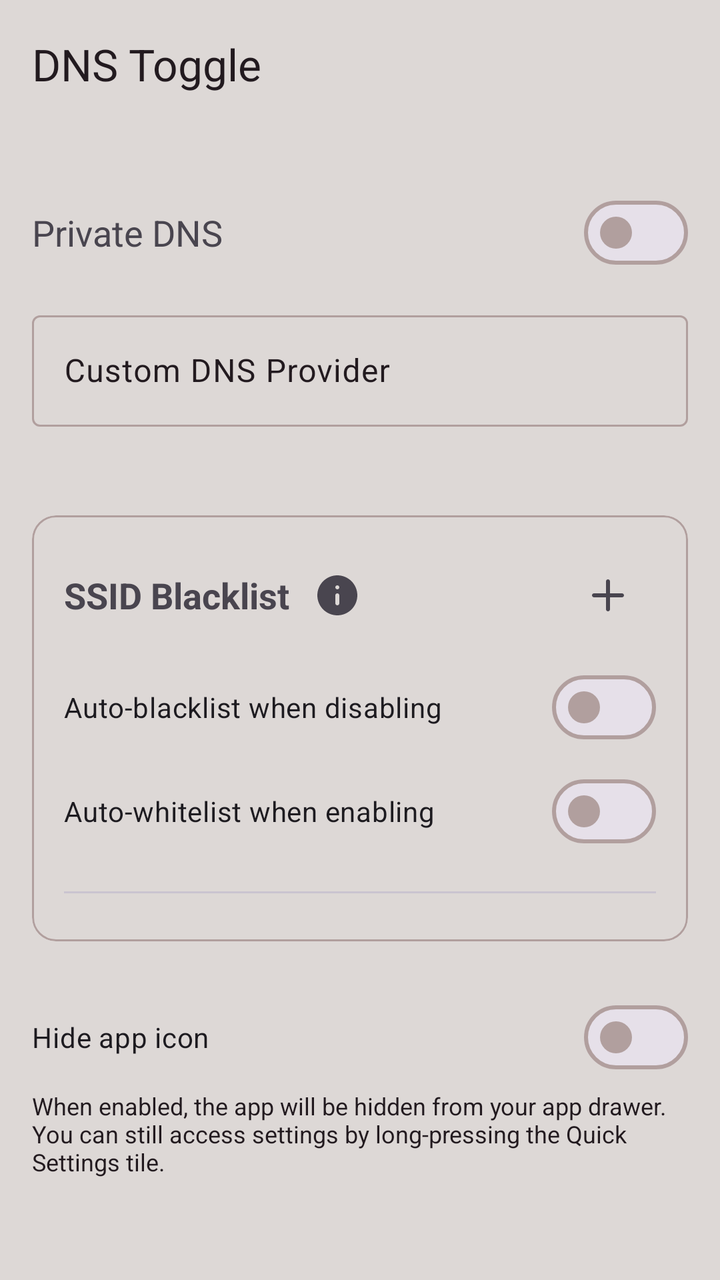
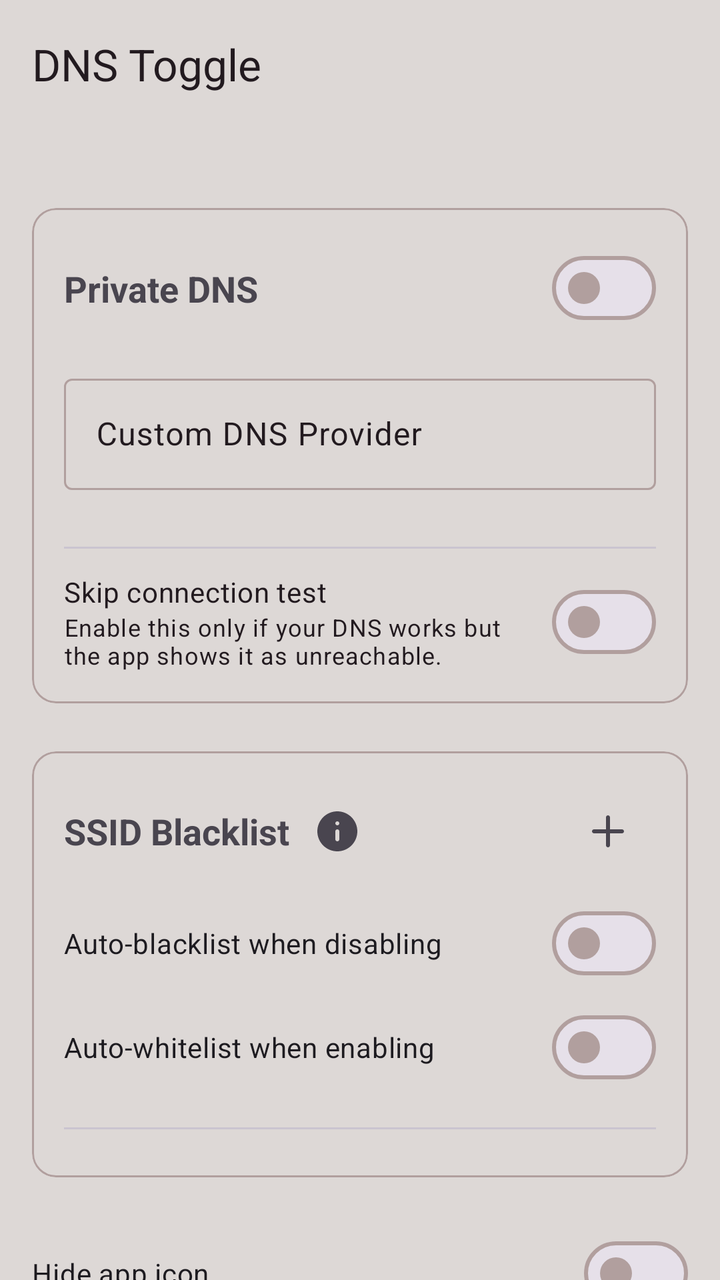

Compare the two renders of this Android layout. The source of the first and the diff that turns it into the second are given below.
<!-- AndroidManifest.xml: activity theme Theme.DNSToggle -->
<!-- res/layout/activity_main.xml -->
<?xml version="1.0" encoding="utf-8"?>
<androidx.coordinatorlayout.widget.CoordinatorLayout xmlns:android="http://schemas.android.com/apk/res/android"
    xmlns:app="http://schemas.android.com/apk/res-auto"
    xmlns:tools="http://schemas.android.com/tools"
    android:id="@+id/main"
    android:layout_width="match_parent"
    android:layout_height="match_parent"
    android:fitsSystemWindows="false"
    tools:context=".MainActivity">

    <com.google.android.material.appbar.AppBarLayout
        android:id="@+id/appBarLayout"
        android:layout_width="match_parent"
        android:layout_height="wrap_content"
        android:fitsSystemWindows="true">

        <com.google.android.material.appbar.MaterialToolbar
            android:id="@+id/topAppBar"
            android:layout_width="match_parent"
            android:layout_height="?attr/actionBarSize"
            app:title="@string/app_name" />

    </com.google.android.material.appbar.AppBarLayout>

    <androidx.core.widget.NestedScrollView
        android:layout_width="match_parent"
        android:layout_height="match_parent"
        app:layout_behavior="@string/appbar_scrolling_view_behavior">

        <androidx.constraintlayout.widget.ConstraintLayout
            android:layout_width="match_parent"
            android:layout_height="wrap_content"
            android:padding="16dp">

            <com.google.android.material.card.MaterialCardView
                android:id="@+id/cardMainPermission"
                android:layout_width="match_parent"
                android:layout_height="wrap_content"
                android:visibility="gone"
                app:cardBackgroundColor="?attr/colorSecondaryContainer"
                app:strokeColor="?attr/warning_color"
                app:strokeWidth="1.5dp"
                app:cardElevation="0dp"
                app:layout_constraintTop_toTopOf="parent"
                app:layout_constraintStart_toStartOf="parent"
                app:layout_constraintEnd_toEndOf="parent">

                <LinearLayout
                    android:layout_width="match_parent"
                    android:layout_height="wrap_content"
                    android:orientation="horizontal"
                    android:padding="12dp"
                    android:gravity="center_vertical">

                    <ImageView
                        android:layout_width="24dp"
                        android:layout_height="24dp"
                        android:src="@drawable/ic_warning"
                        android:contentDescription="@null"
                        app:tint="?attr/warning_color" />

                    <LinearLayout
                        android:layout_width="0dp"
                        android:layout_height="wrap_content"
                        android:layout_weight="1"
                        android:orientation="vertical"
                        android:layout_marginStart="12dp"
                        android:layout_marginEnd="12dp">

                        <TextView
                            android:layout_width="wrap_content"
                            android:layout_height="wrap_content"
                            android:text="@string/main_permission_title"
                            android:textStyle="bold"
                            android:textColor="?attr/colorOnSecondaryContainer" />

                        <TextView
                            android:layout_width="wrap_content"
                            android:layout_height="wrap_content"
                            android:text="@string/main_permission_message"
                            android:textSize="12sp"
                            android:textColor="?attr/colorOnSecondaryContainer" />
                    </LinearLayout>

                    <Button
                        android:id="@+id/btnFixMainPermission"
                        style="@style/Widget.Material3.Button.TextButton"
                        android:layout_width="wrap_content"
                        android:layout_height="wrap_content"
                        android:text="@string/btn_fix_permission"
                        android:textColor="?attr/warning_color" />
                </LinearLayout>
            </com.google.android.material.card.MaterialCardView>

            <TextView
                android:id="@+id/tvToggleLabel"
                android:layout_width="wrap_content"
                android:layout_height="wrap_content"
                android:text="@string/private_dns"
                android:textSize="18sp"
                android:layout_marginTop="24dp"
                app:layout_constraintStart_toStartOf="parent"
                app:layout_constraintTop_toBottomOf="@id/cardMainPermission" />

            <com.google.android.material.materialswitch.MaterialSwitch
                android:id="@+id/switchPrivateDns"
                android:layout_width="wrap_content"
                android:layout_height="wrap_content"
                app:layout_constraintEnd_toEndOf="parent"
                app:layout_constraintTop_toTopOf="@id/tvToggleLabel"
                app:layout_constraintBottom_toBottomOf="@id/tvToggleLabel" />

            <com.google.android.material.progressindicator.CircularProgressIndicator
                android:id="@+id/progressRootAction"
                android:layout_width="24dp"
                android:layout_height="24dp"
                android:indeterminate="true"
                android:visibility="gone"
                app:indicatorSize="24dp"
                app:layout_constraintEnd_toStartOf="@id/switchPrivateDns"
                app:layout_constraintTop_toTopOf="@id/switchPrivateDns"
                app:layout_constraintBottom_toBottomOf="@id/switchPrivateDns"
                android:layout_marginEnd="8dp" />

            <com.google.android.material.textfield.TextInputLayout
                android:id="@+id/tilCustomDns"
                android:layout_width="match_parent"
                android:layout_height="wrap_content"
                android:layout_marginTop="24dp"
                android:hint="@string/custom_dns_provider"
                app:errorEnabled="true"
                app:helperTextEnabled="true"
                app:errorIconDrawable="@drawable/ic_warning"
                app:layout_constraintTop_toBottomOf="@id/tvToggleLabel"
                app:layout_constraintStart_toStartOf="parent"
                app:layout_constraintEnd_toEndOf="parent">

                <com.google.android.material.textfield.TextInputEditText
                    android:id="@+id/inputCustomDns"
                    android:layout_width="match_parent"
                    android:layout_height="wrap_content"
                    android:inputType="textUri" />
            </com.google.android.material.textfield.TextInputLayout>

            <com.google.android.material.card.MaterialCardView
                android:id="@+id/cardSsidBlacklist"
                android:layout_width="match_parent"
                android:layout_height="wrap_content"
                android:layout_marginTop="24dp"
                app:cardCornerRadius="12dp"
                app:cardElevation="0dp"
                app:strokeWidth="1dp"
                app:strokeColor="?attr/colorOutline"
                app:layout_constraintTop_toBottomOf="@id/tilCustomDns"
                app:layout_constraintStart_toStartOf="parent"
                app:layout_constraintEnd_toEndOf="parent">

                <LinearLayout
                    android:layout_width="match_parent"
                    android:layout_height="wrap_content"
                    android:orientation="vertical"
                    android:padding="16dp">

                    <RelativeLayout
                        android:layout_width="match_parent"
                        android:layout_height="wrap_content">

                        <TextView
                            android:id="@+id/tvSsidBlacklistTitle"
                            android:layout_width="wrap_content"
                            android:layout_height="wrap_content"
                            android:text="@string/ssid_blacklist_title"
                            android:textSize="18sp"
                            android:textStyle="bold"
                            android:layout_centerVertical="true"
                            android:layout_alignParentStart="true" />

                        <ImageButton
                            android:id="@+id/btnSsidInfo"
                            android:layout_width="48dp"
                            android:layout_height="48dp"
                            android:layout_toEndOf="@id/tvSsidBlacklistTitle"
                            android:layout_centerVertical="true"
                            android:background="?attr/selectableItemBackgroundBorderless"
                            android:src="@drawable/ic_info"
                            android:contentDescription="@string/info_content_description" />

                        <ImageButton
                            android:id="@+id/btnAddSsid"
                            android:layout_width="48dp"
                            android:layout_height="48dp"
                            android:layout_alignParentEnd="true"
                            android:background="?attr/selectableItemBackgroundBorderless"
                            android:src="@drawable/ic_add"
                            android:contentDescription="@string/add_ssid" />
                    </RelativeLayout>

                    <com.google.android.material.materialswitch.MaterialSwitch
                        android:id="@+id/switchAutoBlacklist"
                        android:layout_width="match_parent"
                        android:layout_height="wrap_content"
                        android:layout_marginTop="8dp"
                        android:text="@string/auto_blacklist_on_disable" />

                    <com.google.android.material.materialswitch.MaterialSwitch
                        android:id="@+id/switchAutoWhitelist"
                        android:layout_width="match_parent"
                        android:layout_height="wrap_content"
                        android:layout_marginTop="4dp"
                        android:text="@string/auto_whitelist_on_enable" />

                    <TextView
                        android:id="@+id/tvPermissionNotice"
                        android:layout_width="match_parent"
                        android:layout_height="wrap_content"
                        android:layout_marginTop="8dp"
                        android:text="@string/grant_permission_notice"
                        android:textColor="?attr/colorError"
                        android:visibility="gone" />

                    <Button
                        android:id="@+id/btnGrantPermission"
                        style="@style/Widget.Material3.Button.TextButton"
                        android:layout_width="wrap_content"
                        android:layout_height="wrap_content"
                        android:text="@string/grant_permission_button"
                        android:visibility="gone" />

                    <View
                        android:id="@+id/dividerSsidList"
                        android:layout_width="match_parent"
                        android:layout_height="1dp"
                        android:layout_marginTop="16dp"
                        android:background="?attr/colorOutlineVariant" />

                    <LinearLayout
                        android:id="@+id/ssidListContainer"
                        android:layout_width="match_parent"
                        android:layout_height="wrap_content"
                        android:orientation="vertical"
                        android:layout_marginTop="8dp" />

                </LinearLayout>
            </com.google.android.material.card.MaterialCardView>

            <com.google.android.material.materialswitch.MaterialSwitch
                android:id="@+id/switchHideLauncher"
                android:layout_width="match_parent"
                android:layout_height="wrap_content"
                android:layout_marginTop="24dp"
                android:text="@string/hide_launcher_icon"
                app:layout_constraintTop_toBottomOf="@id/cardSsidBlacklist"
                app:layout_constraintStart_toStartOf="parent"
                app:layout_constraintEnd_toEndOf="parent" />

            <TextView
                android:id="@+id/tvHideLauncherSummary"
                android:layout_width="match_parent"
                android:layout_height="wrap_content"
                android:layout_marginTop="2dp"
                android:text="@string/hide_launcher_icon_summary"
                android:textSize="12sp"
                android:textColor="?attr/colorOnSurfaceVariant"
                app:layout_constraintTop_toBottomOf="@id/switchHideLauncher"
                app:layout_constraintStart_toStartOf="parent"
                app:layout_constraintEnd_toEndOf="parent" />

        </androidx.constraintlayout.widget.ConstraintLayout>
    </androidx.core.widget.NestedScrollView>

</androidx.coordinatorlayout.widget.CoordinatorLayout>
<!-- resources referenced by this layout -->
<resources>
  <!-- drawable ic_add (drawable) -->
  <vector xmlns:android="http://schemas.android.com/apk/res/android"
      android:width="24dp"
      android:height="24dp"
      android:viewportWidth="24"
      android:viewportHeight="24"
      android:tint="?attr/colorControlNormal">
      <path
          android:fillColor="@android:color/white"
          android:pathData="M11,13L5,13c-0.55,0 -1,-0.45 -1,-1s0.45,-1 1,-1h6V5c0,-0.55 0.45,-1 1,-1s1,0.45 1,1v6h6c0.55,0 1,0.45 1,1s-0.45,1 -1,1h-6v6c0,0.55 -0.45,1 -1,1s-1,-0.45 -1,-1v-6z"/>
  </vector>
  <!-- drawable ic_info (drawable) -->
  <vector xmlns:android="http://schemas.android.com/apk/res/android"
      android:width="24dp"
      android:height="24dp"
      android:viewportWidth="24"
      android:viewportHeight="24"
      android:tint="?attr/colorControlNormal">
      <path
          android:fillColor="@android:color/white"
          android:pathData="M12,2C6.48,2 2,6.48 2,12s4.48,10 10,10 10,-4.48 10,-10S17.52,2 12,2zM12,17c-0.55,0 -1,-0.45 -1,-1v-4c0,-0.55 0.45,-1 1,-1s1,0.45 1,1v4C13,16.55 12.55,17 12,17zM12,9c-0.55,0 -1,-0.45 -1,-1s0.45,-1 1,-1s1,0.45 1,1S12.55,9 12,9z"/>
  </vector>
  <!-- drawable ic_warning (drawable) -->
  <vector xmlns:android="http://schemas.android.com/apk/res/android"
      android:width="24dp"
      android:height="24dp"
      android:viewportWidth="24"
      android:viewportHeight="24"
      android:tint="?attr/colorControlNormal">
    <path
        android:fillColor="@android:color/white"
        android:pathData="M2.73,21h18.53c1.14,0 1.86,-1.21 1.28,-2.18L13.28,3.51c-0.57,-0.96 -1.99,-0.96 -2.57,0L1.46,18.82c-0.59,0.97 0.13,2.18 1.27,2.18zM13,18h-2v-2h2v2zM13,14h-2v-4h2v4z"/>
  </vector>
  <string name="add_ssid">Add SSID</string>
  <string name="app_name">DNS Toggle</string>
  <string name="auto_blacklist_on_disable">Auto-blacklist when disabling</string>
  <string name="auto_whitelist_on_enable">Auto-whitelist when enabling</string>
  <string name="btn_fix_permission">Fix</string>
  <string name="custom_dns_provider">Custom DNS Provider</string>
  <string name="grant_permission_button">Grant Permissions</string>
  <string name="grant_permission_notice">Location/Nearby permission (including background) required to verify the Wi-Fi SSID.</string>
  <string name="hide_launcher_icon">Hide app icon</string>
  <string name="hide_launcher_icon_summary">When enabled, the app will be hidden from your app drawer. You can still access settings by long-pressing the Quick Settings tile.</string>
  <string name="info_content_description">More information</string>
  <string name="main_permission_message">The app needs a special permission to change Private DNS settings.</string>
  <string name="main_permission_title">System Settings Permission Required</string>
  <string name="private_dns">Private DNS</string>
  <string name="ssid_blacklist_title">SSID Blacklist</string>
  <color name="light_accent">#6d0a1f</color>
  <color name="white">#FFFFFFFF</color>
  <color name="light_border">#b19f9e</color>
  <color name="light_text">#221a1f</color>
  <color name="light_background">#ddd8d6</color>
  <color name="warning_color">#a35b12</color>
  <!-- unchanged entries left out for length: 1 -->
</resources>

<!-- the commit's change to res/layout/activity_main.xml (unified diff, before → after) -->
@@ -92,58 +92,8 @@
                 </LinearLayout>
             </com.google.android.material.card.MaterialCardView>
 
-            <TextView
-                android:id="@+id/tvToggleLabel"
-                android:layout_width="wrap_content"
-                android:layout_height="wrap_content"
-                android:text="@string/private_dns"
-                android:textSize="18sp"
-                android:layout_marginTop="24dp"
-                app:layout_constraintStart_toStartOf="parent"
-                app:layout_constraintTop_toBottomOf="@id/cardMainPermission" />
-
-            <com.google.android.material.materialswitch.MaterialSwitch
-                android:id="@+id/switchPrivateDns"
-                android:layout_width="wrap_content"
-                android:layout_height="wrap_content"
-                app:layout_constraintEnd_toEndOf="parent"
-                app:layout_constraintTop_toTopOf="@id/tvToggleLabel"
-                app:layout_constraintBottom_toBottomOf="@id/tvToggleLabel" />
-
-            <com.google.android.material.progressindicator.CircularProgressIndicator
-                android:id="@+id/progressRootAction"
-                android:layout_width="24dp"
-                android:layout_height="24dp"
-                android:indeterminate="true"
-                android:visibility="gone"
-                app:indicatorSize="24dp"
-                app:layout_constraintEnd_toStartOf="@id/switchPrivateDns"
-                app:layout_constraintTop_toTopOf="@id/switchPrivateDns"
-                app:layout_constraintBottom_toBottomOf="@id/switchPrivateDns"
-                android:layout_marginEnd="8dp" />
-
-            <com.google.android.material.textfield.TextInputLayout
-                android:id="@+id/tilCustomDns"
-                android:layout_width="match_parent"
-                android:layout_height="wrap_content"
-                android:layout_marginTop="24dp"
-                android:hint="@string/custom_dns_provider"
-                app:errorEnabled="true"
-                app:helperTextEnabled="true"
-                app:errorIconDrawable="@drawable/ic_warning"
-                app:layout_constraintTop_toBottomOf="@id/tvToggleLabel"
-                app:layout_constraintStart_toStartOf="parent"
-                app:layout_constraintEnd_toEndOf="parent">
-
-                <com.google.android.material.textfield.TextInputEditText
-                    android:id="@+id/inputCustomDns"
-                    android:layout_width="match_parent"
-                    android:layout_height="wrap_content"
-                    android:inputType="textUri" />
-            </com.google.android.material.textfield.TextInputLayout>
-
             <com.google.android.material.card.MaterialCardView
-                android:id="@+id/cardSsidBlacklist"
+                android:id="@+id/cardDnsSettings"
                 android:layout_width="match_parent"
                 android:layout_height="wrap_content"
                 android:layout_marginTop="24dp"
@@ -151,7 +101,126 @@
                 app:cardElevation="0dp"
                 app:strokeWidth="1dp"
                 app:strokeColor="?attr/colorOutline"
-                app:layout_constraintTop_toBottomOf="@id/tilCustomDns"
+                app:layout_constraintTop_toBottomOf="@id/cardMainPermission"
+                app:layout_constraintStart_toStartOf="parent"
+                app:layout_constraintEnd_toEndOf="parent">
+
+                <androidx.constraintlayout.widget.ConstraintLayout
+                    android:layout_width="match_parent"
+                    android:layout_height="wrap_content"
+                    android:padding="16dp">
+
+                    <TextView
+                        android:id="@+id/tvToggleLabel"
+                        android:layout_width="0dp"
+                        android:layout_height="wrap_content"
+                        android:text="@string/private_dns"
+                        android:textSize="18sp"
+                        android:textStyle="bold"
+                        app:layout_constraintTop_toTopOf="@id/switchPrivateDns"
+                        app:layout_constraintBottom_toBottomOf="@id/switchPrivateDns"
+                        app:layout_constraintStart_toStartOf="parent"
+                        app:layout_constraintEnd_toStartOf="@id/progressRootAction" />
+
+                    <com.google.android.material.progressindicator.CircularProgressIndicator
+                        android:id="@+id/progressRootAction"
+                        android:layout_width="24dp"
+                        android:layout_height="24dp"
+                        android:indeterminate="true"
+                        android:visibility="gone"
+                        app:indicatorSize="24dp"
+                        android:layout_marginEnd="8dp"
+                        app:layout_constraintTop_toTopOf="@id/switchPrivateDns"
+                        app:layout_constraintBottom_toBottomOf="@id/switchPrivateDns"
+                        app:layout_constraintEnd_toStartOf="@id/switchPrivateDns" />
+
+                    <com.google.android.material.materialswitch.MaterialSwitch
+                        android:id="@+id/switchPrivateDns"
+                        android:layout_width="wrap_content"
+                        android:layout_height="wrap_content"
+                        app:layout_constraintTop_toTopOf="parent"
+                        app:layout_constraintEnd_toEndOf="parent" />
+
+                    <com.google.android.material.textfield.TextInputLayout
+                        android:id="@+id/tilCustomDns"
+                        android:layout_width="match_parent"
+                        android:layout_height="wrap_content"
+                        android:layout_marginTop="16dp"
+                        android:hint="@string/custom_dns_provider"
+                        app:errorEnabled="true"
+                        app:errorIconDrawable="@drawable/ic_warning"
+                        app:helperTextEnabled="true"
+                        app:layout_constraintTop_toBottomOf="@id/switchPrivateDns"
+                        app:layout_constraintStart_toStartOf="parent"
+                        app:layout_constraintEnd_toEndOf="parent">
+
+                        <com.google.android.material.textfield.TextInputEditText
+                            android:id="@+id/inputCustomDns"
+                            android:layout_width="match_parent"
+                            android:layout_height="wrap_content"
+                            android:inputType="textUri" />
+                    </com.google.android.material.textfield.TextInputLayout>
+
+                    <com.google.android.material.divider.MaterialDivider
+                        android:id="@+id/dividerDnsSettings"
+                        android:layout_width="match_parent"
+                        android:layout_height="wrap_content"
+                        android:layout_marginTop="8dp"
+                        app:layout_constraintTop_toBottomOf="@id/tilCustomDns"
+                        app:layout_constraintStart_toStartOf="parent"
+                        app:layout_constraintEnd_toEndOf="parent" />
+
+                    <LinearLayout
+                        android:id="@+id/rowDisableDnsTest"
+                        android:layout_width="match_parent"
+                        android:layout_height="wrap_content"
+                        android:layout_marginTop="12dp"
+                        android:orientation="horizontal"
+                        android:gravity="center_vertical"
+                        app:layout_constraintTop_toBottomOf="@id/dividerDnsSettings"
+                        app:layout_constraintStart_toStartOf="parent"
+                        app:layout_constraintEnd_toEndOf="parent">
+
+                        <LinearLayout
+                            android:layout_width="0dp"
+                            android:layout_height="wrap_content"
+                            android:layout_weight="1"
+                            android:orientation="vertical">
+
+                            <TextView
+                                android:layout_width="wrap_content"
+                                android:layout_height="wrap_content"
+                                android:text="@string/disable_dns_test"
+                                android:textAppearance="?attr/textAppearanceBodyMedium" />
+
+                            <TextView
+                                android:id="@+id/tvDisableDnsTestSummary"
+                                android:layout_width="wrap_content"
+                                android:layout_height="wrap_content"
+                                android:text="@string/disable_dns_test_summary"
+                                android:textAppearance="?attr/textAppearanceBodySmall"
+                                android:textColor="?attr/colorOnSurfaceVariant" />
+                        </LinearLayout>
+
+                        <com.google.android.material.materialswitch.MaterialSwitch
+                            android:id="@+id/switchDisableDnsTest"
+                            android:layout_width="wrap_content"
+                            android:layout_height="wrap_content"
+                            android:layout_marginStart="16dp" />
+                    </LinearLayout>
+                </androidx.constraintlayout.widget.ConstraintLayout>
+            </com.google.android.material.card.MaterialCardView>
+
+            <com.google.android.material.card.MaterialCardView
+                android:id="@+id/cardSsidBlacklist"
+                android:layout_width="match_parent"
+                android:layout_height="wrap_content"
+                android:layout_marginTop="24dp"
+                app:cardCornerRadius="12dp"
+                app:cardElevation="0dp"
+                app:strokeWidth="1dp"
+                app:strokeColor="?attr/colorOutline"
+                app:layout_constraintTop_toBottomOf="@id/cardDnsSettings"
                 app:layout_constraintStart_toStartOf="parent"
                 app:layout_constraintEnd_toEndOf="parent">
 
<!-- resource entries referenced after the edit -->
@@ -39,6 +39,8 @@
   <string name="auto_whitelist_on_enable">Auto-whitelist when enabling</string>
   <string name="btn_fix_permission">Fix</string>
   <string name="custom_dns_provider">Custom DNS Provider</string>
+  <string name="disable_dns_test">Skip connection test</string>
+  <string name="disable_dns_test_summary">Enable this only if your DNS works but the app shows it as unreachable.</string>
   <string name="grant_permission_button">Grant Permissions</string>
   <string name="grant_permission_notice">Location/Nearby permission (including background) required to verify the Wi-Fi SSID.</string>
   <string name="hide_launcher_icon">Hide app icon</string>
